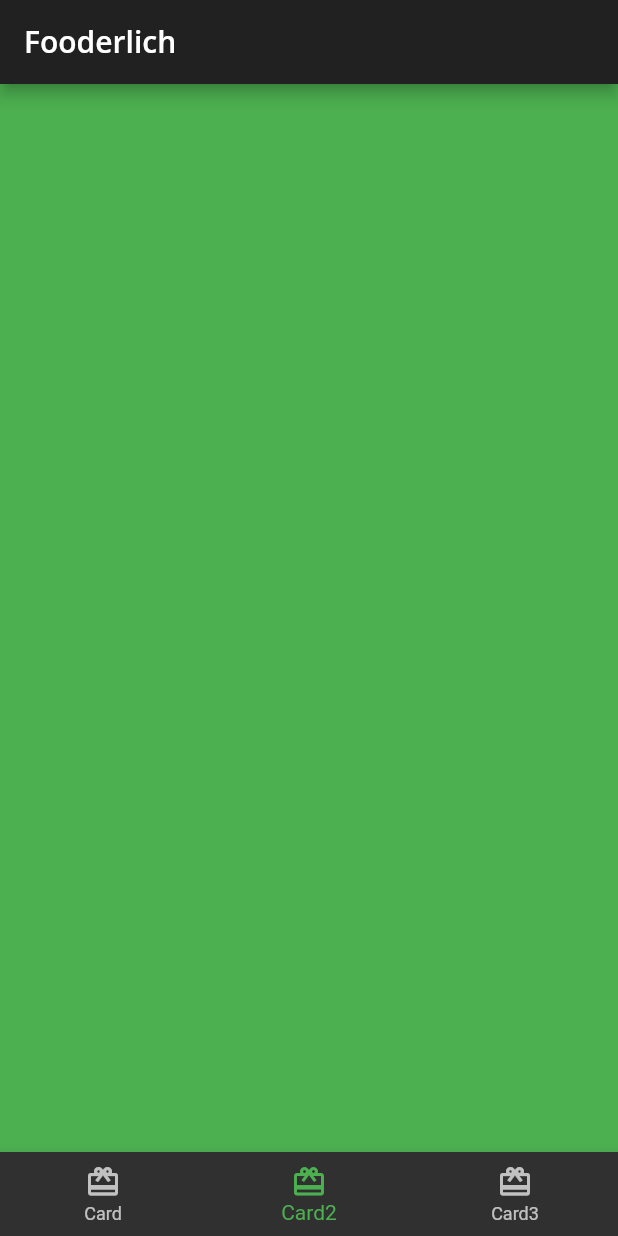
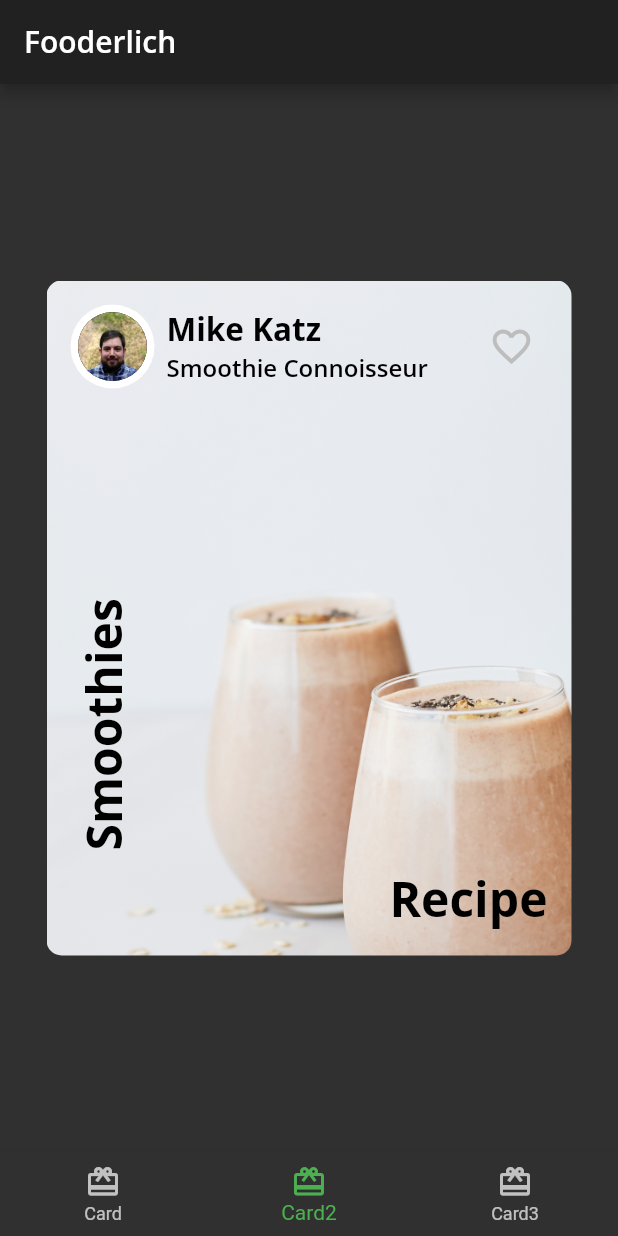
Before and after one commit to EhsanTgv/fooderlich_test, a Flutter app: the screen it shows after launch, item 2 of the bottom bar chosen, on a phone screen of 412 x 824 dp. Run offline on Flutter 3.47's test engine with Material 2 defaults, Android fonts, the phone set to English and light mode, and no system bars; our stand-ins replace google_fonts.

Commit message:
Composing Card2: the author card

```diff
--- /dev/null
+++ b/lib/author_card.dart
@@ -0,0 +1,60 @@
+import 'package:flutter/material.dart';
+import 'package:fooderlich_test/circle_image.dart';
+
+import 'fooderlich_theme.dart';
+
+class AuthorCard extends StatelessWidget {
+  final String authorName;
+  final String title;
+  final ImageProvider? imageProvider;
+
+  const AuthorCard({
+    Key? key,
+    required this.authorName,
+    required this.title,
+    this.imageProvider,
+  }) : super(key: key);
+
+  @override
+  Widget build(BuildContext context) {
+    return Container(
+      padding: const EdgeInsets.all(16),
+      child: Row(
+        mainAxisAlignment: MainAxisAlignment.spaceBetween,
+        children: [
+          Row(
+            children: [
+              CircleImage(
+                imageProvider: imageProvider,
+                imageRadius: 28,
+              ),
+              const SizedBox(width: 8),
+              Column(
+                crossAxisAlignment: CrossAxisAlignment.start,
+                children: [
+                  Text(
+                    authorName,
+                    style: FooderlichTheme.lightTextTheme.headline2,
+                  ),
+                  Text(
+                    title,
+                    style: FooderlichTheme.lightTextTheme.headline3,
+                  ),
+                ],
+              )
+            ],
+          ),
+          IconButton(
+            icon: const Icon(Icons.favorite_border),
+            iconSize: 30,
+            color: Colors.grey[400],
+            onPressed: () {
+              const snackBar = SnackBar(content: Text('Favorite Pressed'));
+              ScaffoldMessenger.of(context).showSnackBar(snackBar);
+            },
+          )
+        ],
+      ),
+    );
+  }
+}
--- /dev/null
+++ b/lib/card2.dart
@@ -0,0 +1,63 @@
+import 'package:flutter/material.dart';
+
+import 'author_card.dart';
+import 'fooderlich_theme.dart';
+
+class Card2 extends StatelessWidget {
+  const Card2({Key? key}) : super(key: key);
+
+  @override
+  Widget build(BuildContext context) {
+    return Center(
+      child: Container(
+        constraints: const BoxConstraints.expand(
+          width: 350,
+          height: 450,
+        ),
+        decoration: const BoxDecoration(
+          image: DecorationImage(
+            image: AssetImage('assets/mag5.png'),
+            fit: BoxFit.cover,
+          ),
+          borderRadius: BorderRadius.all(
+            Radius.circular(10),
+          ),
+        ),
+        child: Column(
+          children: [
+            const AuthorCard(
+              authorName: 'Mike Katz',
+              title: 'Smoothie Connoisseur',
+              imageProvider: AssetImage('assets/author_katz.jpeg'),
+            ),
+            Expanded(
+              child: Stack(
+                children: [
+                  Positioned(
+                    bottom: 16,
+                    right: 16,
+                    child: Text(
+                      'Recipe',
+                      style: FooderlichTheme.lightTextTheme.headline1,
+                    ),
+                  ),
+                  Positioned(
+                    bottom: 70,
+                    left: 16,
+                    child: RotatedBox(
+                      quarterTurns: 3,
+                      child: Text(
+                        'Smoothies',
+                        style: FooderlichTheme.lightTextTheme.headline1,
+                      ),
+                    ),
+                  ),
+                ],
+              ),
+            ),
+          ],
+        ),
+      ),
+    );
+  }
+}
--- /dev/null
+++ b/lib/circle_image.dart
@@ -0,0 +1,24 @@
+import 'package:flutter/material.dart';
+
+class CircleImage extends StatelessWidget {
+  const CircleImage({
+    Key? key,
+    this.imageProvider,
+    this.imageRadius = 20,
+  }) : super(key: key);
+
+  final double imageRadius;
+  final ImageProvider? imageProvider;
+
+  @override
+  Widget build(BuildContext context) {
+    return CircleAvatar(
+      backgroundColor: Colors.white,
+      radius: imageRadius,
+      child: CircleAvatar(
+        radius: imageRadius - 5,
+        backgroundImage: imageProvider,
+      ),
+    );
+  }
+}
--- a/lib/home.dart
+++ b/lib/home.dart
@@ -1,6 +1,7 @@
 import 'package:flutter/material.dart';
 
-import 'card1..dart';
+import 'card1.dart';
+import 'card2.dart';
 
 class Home extends StatefulWidget {
   const Home({Key? key}) : super(key: key);
@@ -14,7 +15,7 @@
 
   static List<Widget> pages = <Widget>[
     const Card1(),
-    Container(color: Colors.green),
+    const Card2(),
     Container(color: Colors.blue),
   ];
 
```
Also changed, not shown: lib/card1.dart (renamed from lib/card1..dart).
